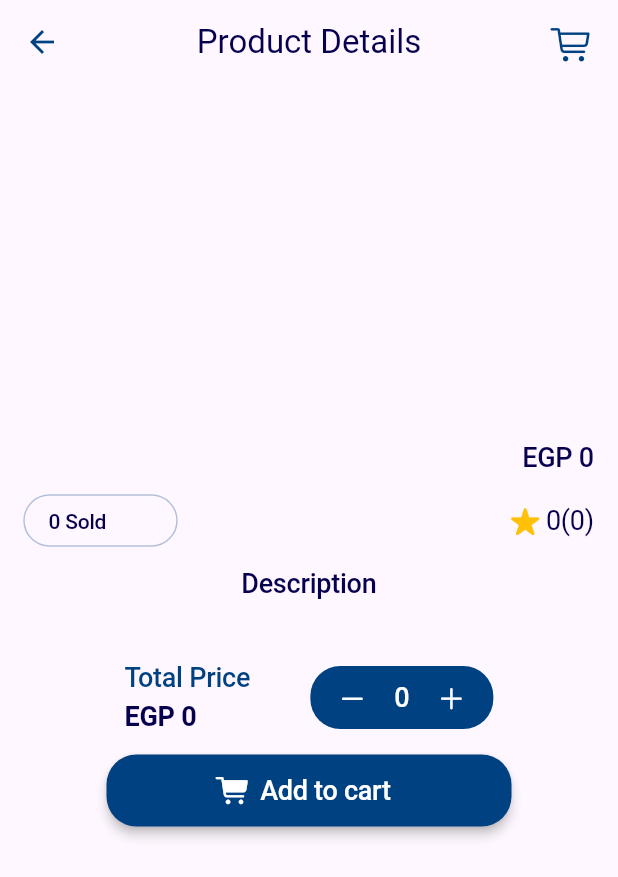
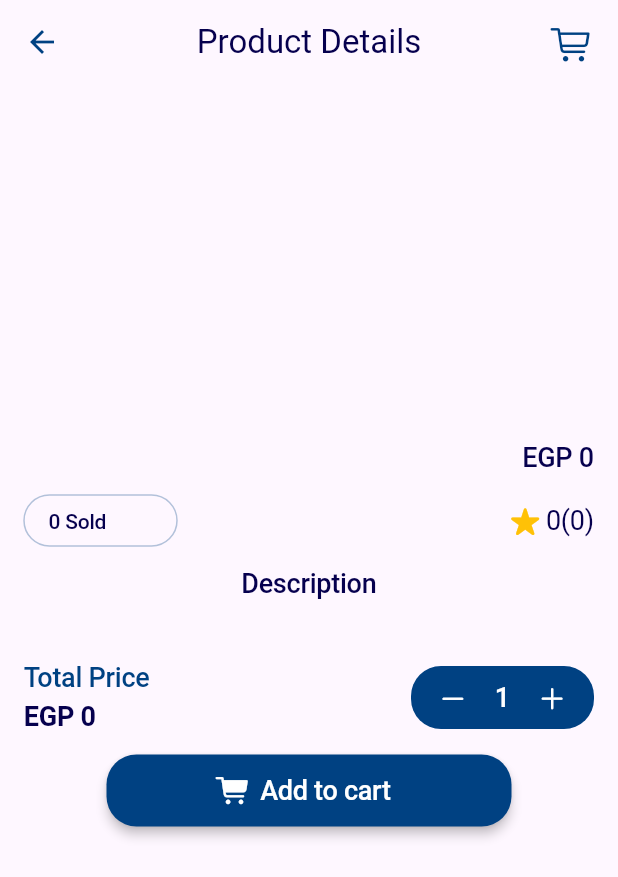
Before and after one commit to MohamedElnegouly/E-commerce-, a Flutter app: the ProductDetails screen opened directly with empty values, after a tap on "Add to cart", on a phone screen of 412 x 824 dp. Shown: the top 877 px of the screen. Run offline on Flutter 3.47's test engine with Material 3 defaults, Android fonts, the phone set to English and light mode, and no system bars; our stand-ins replace bloc, cached_network_image, carousel_slider, dartz, dio, equatable and 5 more; network calls fail; Roboto replaces fonts that are missing (Poppins).

Commit message:
cart Screen done

```diff
--- a/lib/core/routers/app_routers.dart
+++ b/lib/core/routers/app_routers.dart
@@ -1,4 +1,3 @@
-import 'package:e_commerce/features/cart/presentation/manager/cubit/cart_cubit.dart';
 import 'package:e_commerce/features/cart/presentation/widgets/cartScreen.dart';
 import 'package:e_commerce/features/category/data/repos/categories_repo.dart';
 import 'package:e_commerce/features/category/presentation/Categories_Screen.dart';
@@ -85,7 +84,7 @@ class AppRouters {
                       ..getProducts(),
               ),
               BlocProvider(create: (context) => FavoriteScreenCubit()),
-              BlocProvider(create: (context) => CartCubit()),
+
             ],
             child: Scaffold(
               body: child,
--- a/lib/features/cart/data/model/cart_model.dart
+++ b/lib/features/cart/data/model/cart_model.dart
@@ -1,27 +1,28 @@
 import 'package:e_commerce/features/home/data/model/product/ProductModel.dart';
 
 class CartModel {
-  final String? id;
-  final String? title;
-  final String? imageCover;
-  final double? price;
+  final String id;
+  final String title;
+  final String imageCover;
+  final num price;
   final int quantity;
 
-  CartModel({
-    this.id,
-    this.title,
-    this.imageCover,
-    this.price,
-    this.quantity = 1,
+  const CartModel({
+    required this.id,
+    required this.title,
+    required this.imageCover,
+    required this.price,
+    this.quantity = 1, // 👈 قيمة افتراضية
   });
-/// 🌀 إنشاء CartModel من ProductModel
-  factory CartModel.fromProduct(ProductModel product) {
+
+  /// 🌀 إنشاء CartModel من ProductModel
+  factory CartModel.fromProduct(ProductModel product, int quantity) {
     return CartModel(
       id: product.id ?? '',
       title: product.title ?? '',
       imageCover: product.imageCover ?? '',
-      price: product.price?.toDouble() ?? 0.0,
-      quantity: 1,
+      price: product.price ?? 0.0,
+      quantity: quantity,
     );
   }
 
@@ -40,4 +41,7 @@ class CartModel {
       quantity: quantity ?? this.quantity,
     );
   }
+
+  /// 🧮 دالة لحساب السعر الكلي
+  num get totalPrice => price * quantity;
 }
--- a/lib/features/cart/presentation/manager/cubit/cart_cubit.dart
+++ b/lib/features/cart/presentation/manager/cubit/cart_cubit.dart
@@ -14,13 +14,16 @@ class CartCubit extends Cubit<CartState> {
 
   /// 🔹 إضافة منتج للكارت
 void addToCart(CartModel product) {
-    // لو المنتج موجود، نزود الكمية بدل إضافة جديد
   final index = _cartItems.indexWhere((p) => p.id == product.id);
+
   if (index != -1) {
-      _cartItems[index] =
-          _cartItems[index].copyWith(quantity: _cartItems[index].quantity + 1);
+    // المنتج موجود: نحدّث الكمية بناءً على القيمة القادمة
+    _cartItems[index] = _cartItems[index].copyWith(
+      quantity: _cartItems[index].quantity + product.quantity,
+    );
   } else {
-      _cartItems.add(product.copyWith(quantity: 1));
+    // منتج جديد: نضيفه كما هو
+    _cartItems.add(product);
   }
   emit(CartUpdated(List.from(_cartItems)));
 }
@@ -30,7 +33,6 @@ class CartCubit extends Cubit<CartState> {
     _cartItems.removeWhere((p) => p.id == productId);
     emit(CartUpdated(List.from(_cartItems)));
   }
-
   /// 🔹 زيادة الكمية
   void increaseQuantity(String productId) {
     final index = _cartItems.indexWhere((p) => p.id == productId);
@@ -40,7 +42,6 @@ class CartCubit extends Cubit<CartState> {
       emit(CartUpdated(List.from(_cartItems)));
     }
   }
-
   /// 🔹 تقليل الكمية
   void decreaseQuantity(String productId) {
     final index = _cartItems.indexWhere((p) => p.id == productId);
@@ -52,12 +53,11 @@ class CartCubit extends Cubit<CartState> {
     }
     emit(CartUpdated(List.from(_cartItems)));
   }
-
   /// 🔹 حساب الإجمالي
-  double get totalPrice {
-    double total = 0;
+  num get totalPrice {
+    num total = 0;
     for (final product in _cartItems) {
-      total += (product.price ?? 0) * (product.quantity ?? 1);
+      total += (product.price) * (product.quantity);
     }
     return total;
   }
--- a/lib/features/category/presentation/widgets/product_details_widgets/add_to_card.dart
+++ b/lib/features/category/presentation/widgets/product_details_widgets/add_to_card.dart
@@ -4,10 +4,10 @@ import 'package:e_commerce/features/home/data/model/product/ProductModel.dart';
 import 'package:flutter/cupertino.dart';
 import 'package:flutter/material.dart';
 import 'package:flutter_bloc/flutter_bloc.dart';
-
 class AddToCartButton extends StatelessWidget {
   final ProductModel product;
-  const AddToCartButton({super.key, required this.product});
+  final int quantity;
+  const AddToCartButton({super.key, required this.product, required this.quantity});
 
   @override
   Widget build(BuildContext context) {
@@ -16,8 +16,8 @@ class AddToCartButton extends StatelessWidget {
       height: 48,
       child: ElevatedButton.icon(
         onPressed: () {
-           final cartItem = CartModel.fromProduct(product);
-    context.read<CartCubit>().addToCart(cartItem);
+          final cartItem = CartModel.fromProduct(product , quantity);
+          context.read<CartCubit>().addToCart(cartItem);
         },
         style: ElevatedButton.styleFrom(
           backgroundColor: const Color(0xFF004182),
--- a/lib/features/category/presentation/widgets/product_details_widgets/counter.dart
+++ b/lib/features/category/presentation/widgets/product_details_widgets/counter.dart
@@ -1,71 +1,62 @@
 import 'package:e_commerce/core/utils/app_colors.dart';
+import 'package:e_commerce/features/category/presentation/widgets/product_details_widgets/total_price.dart';
 import 'package:flutter/cupertino.dart';
 import 'package:flutter/material.dart';
 
 class Counter extends StatefulWidget {
-  final num? unitPrice; // سعر القطعة الواحدة
-  const Counter({super.key, this.unitPrice});
+  final num? unitPrice;
+  final int initialQuantity; // 👈 الكمية اللي نبدأ بيها
+  final ValueChanged<int>? onQuantityChanged;
+
+  const Counter({
+    super.key,
+    this.unitPrice,
+    this.onQuantityChanged,
+    this.initialQuantity = 1, // 👈 القيمة الافتراضية
+  });
+
   @override
   State<Counter> createState() => _CounterState();
 }
 
 class _CounterState extends State<Counter> {
-  int quantity = 0;
+  late int quantity;
+
+  @override
+  void initState() {
+    super.initState();
+    // نبدأ بالكمية اللي جاية من الخارج
+    quantity = widget.initialQuantity;
+  }
 
   void increment() {
     setState(() {
       quantity++;
+      widget.onQuantityChanged?.call(quantity);
     });
   }
 
   void decrement() {
     setState(() {
-      if (quantity > 0) quantity--;
+      if (quantity > 1) {
+        quantity--;
+        widget.onQuantityChanged?.call(quantity);
+      }
     });
   }
 
   @override
   Widget build(BuildContext context) {
-    // نحسب السعر الكلي
-    final totalPrice = widget.unitPrice! * quantity;
+    final totalPrice = (widget.unitPrice ?? 0) * quantity;
 
-    return Row(
+    return Padding(
+      padding: const EdgeInsets.symmetric(horizontal: 16),
+      child: Row(
         mainAxisAlignment: MainAxisAlignment.center,
         children: [
           // السعر الكلي
-        Column(
-          crossAxisAlignment: CrossAxisAlignment.start,
-          children: [
-            Text(
-              'Total Price',
-              textAlign: TextAlign.center,
-              style: TextStyle(
-                color: AppColors.primary,
-                fontSize: 18,
-                fontFamily: 'Poppins',
-                fontWeight: FontWeight.w500,
-                height: 1,
-                letterSpacing: -0.17,
-              ),
-            ),
-            const SizedBox(height: 8),
-            Text(
-              'EGP $totalPrice',
-              style: TextStyle(
-                color: AppColors.darkBlue,
-                fontSize: 18,
-                fontFamily: 'Poppins',
-                fontWeight: FontWeight.w600,
-                height: 1,
-                letterSpacing: -0.17,
-              ),
-            ),
-          ],
-        ),
-
-        const SizedBox(width: 40),
-
-        // عداد الكمية
+          TotalPriceWidget(totalPrice: totalPrice),
+          const Spacer(),
           Container(
             width: 122,
             height: 42,
@@ -118,6 +109,7 @@ class _CounterState extends State<Counter> {
             ),
           ),
         ],
+      ),
     );
   }
 }
--- a/lib/features/category/presentation/widgets/product_details_widgets/product_details.dart
+++ b/lib/features/category/presentation/widgets/product_details_widgets/product_details.dart
@@ -8,32 +8,47 @@ import 'package:e_commerce/features/category/presentation/widgets/product_detail
 import 'package:e_commerce/features/home/data/model/product/ProductModel.dart';
 import 'package:flutter/material.dart';
 
-class ProductDetails extends StatelessWidget {
+class ProductDetails extends StatefulWidget {
   const ProductDetails({super.key, required this.product});
   final ProductModel product;
+
+  @override
+  State<ProductDetails> createState() => _ProductDetailsState();
+}
+
+class _ProductDetailsState extends State<ProductDetails> {
+  int selectedQuantity = 1;
   @override
   Widget build(BuildContext context) {
     return Scaffold(
-      appBar: productAndcardAppBar(context, 'Product Details' , true),
+      appBar: productAndcardAppBar(context, 'Product Details', true),
       body: Column(
         mainAxisAlignment: MainAxisAlignment.start,
         children: [
           SizedBox(height: 16),
-          ProductDetailsImages(imageUrls: product.images),
+          ProductDetailsImages(imageUrls: widget.product.images),
           SizedBox(height: 24),
-          TitlePrice(title: product.title!, price: product.price),
+          TitlePrice(title: widget.product.title!, price: widget.product.price),
           SizedBox(height: 16),
           SoldAndRating(
-            sold: product.sold,
-            ratingsAverage: product.ratingsAverage,
-            ratingsQuantity: product.ratingsQuantity,
+            sold: widget.product.sold,
+            ratingsAverage: widget.product.ratingsAverage,
+            ratingsQuantity: widget.product.ratingsQuantity,
           ),
           SizedBox(height: 16),
-          Description(description: product.description!),
+          Description(description: widget.product.description!),
           SizedBox(height: 16),
-          Counter(unitPrice: product.price),
+          Counter(
+            unitPrice: widget.product.price,
+            initialQuantity: selectedQuantity, // 👈 هنا نمررها
+            onQuantityChanged: (newQuantity) {
+              setState(() {
+                selectedQuantity = newQuantity;
+              });
+            },
+          ),
           SizedBox(height: 16),
-          AddToCartButton(product:product),
+          AddToCartButton(product: widget.product, quantity: selectedQuantity),
         ],
       ),
     );
--- /dev/null
+++ b/lib/features/category/presentation/widgets/product_details_widgets/total_price.dart
@@ -0,0 +1,41 @@
+import 'package:e_commerce/core/utils/app_colors.dart';
+import 'package:flutter/material.dart';
+
+class TotalPriceWidget extends StatelessWidget {
+  const TotalPriceWidget({super.key, required this.totalPrice});
+
+  final num totalPrice;
+
+  @override
+  Widget build(BuildContext context) {
+    return Column(
+      crossAxisAlignment: CrossAxisAlignment.start,
+      children: [
+        Text(
+          'Total Price',
+          textAlign: TextAlign.center,
+          style: TextStyle(
+            color: AppColors.primary,
+            fontSize: 18,
+            fontFamily: 'Poppins',
+            fontWeight: FontWeight.w500,
+            height: 1,
+            letterSpacing: -0.17,
+          ),
+        ),
+        const SizedBox(height: 8),
+        Text(
+          'EGP $totalPrice',
+          style: TextStyle(
+            color: AppColors.darkBlue,
+            fontSize: 18,
+            fontFamily: 'Poppins',
+            fontWeight: FontWeight.w600,
+            height: 1,
+            letterSpacing: -0.17,
+          ),
+        ),
+      ],
+    );
+  }
+}
```
Also changed, not shown: lib/features/cart/presentation/widgets/cartCounter.dart (added, +113 -0 lines), lib/features/cart/presentation/widgets/cartItemwidget.dart (+8 -23 lines), lib/features/cart/presentation/widgets/cartScreen.dart (+77 -4 lines), lib/main.dart (+11 -3 lines). Lines whose indentation alone changed are shown as unchanged.
